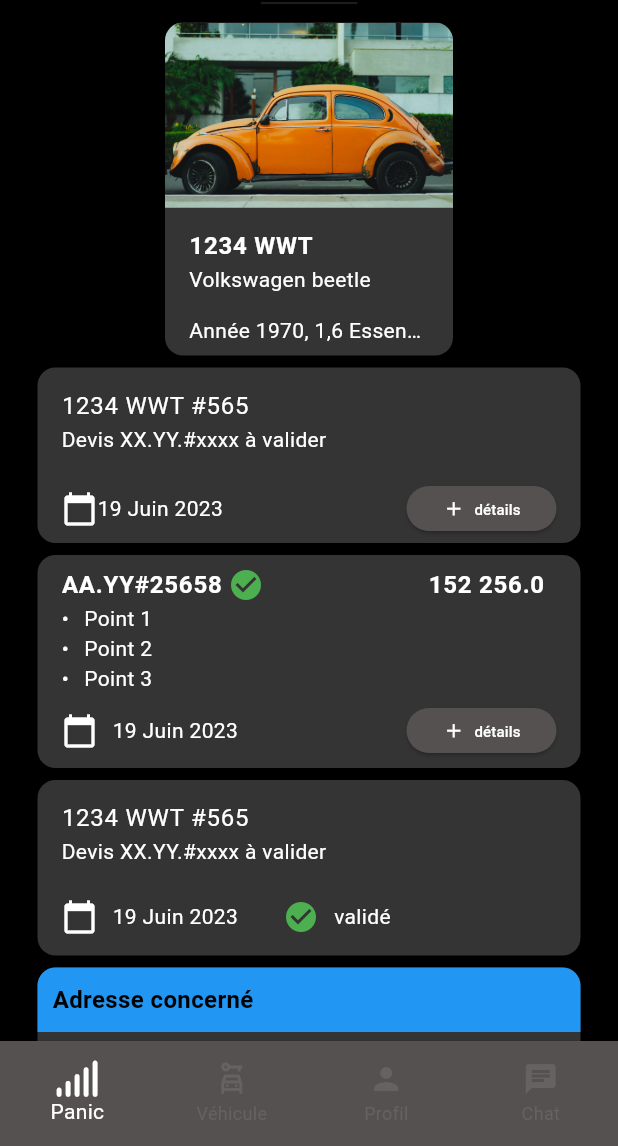
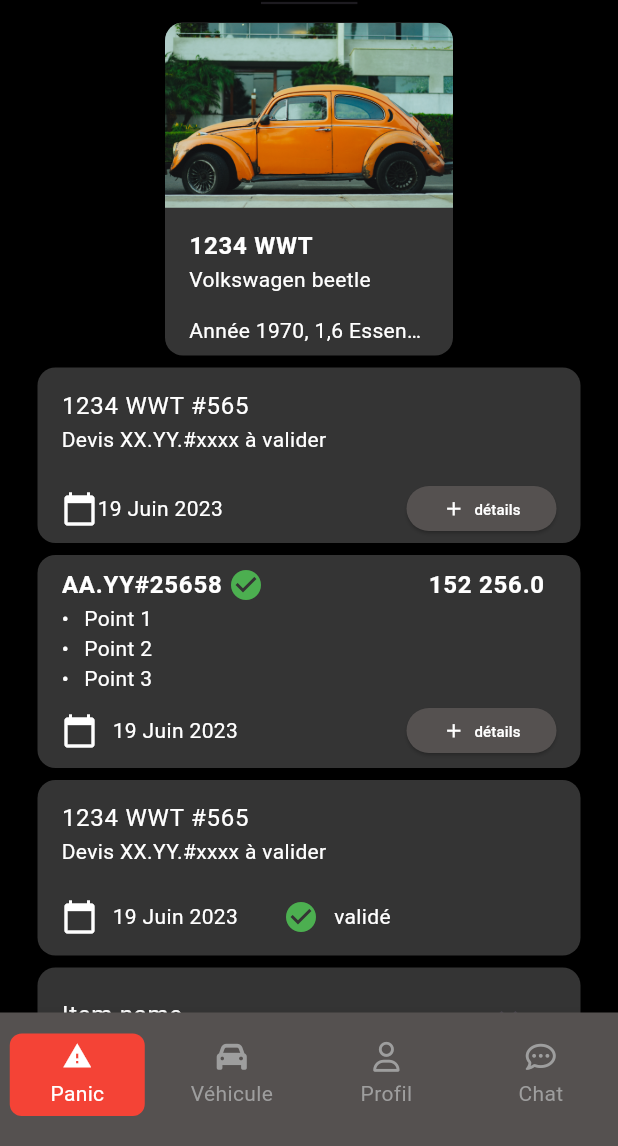
Before and after one commit to Giantmammoth/flutter_component_view, a Flutter app: the screen it shows after launch, scrolled down 576 dp, on a phone screen of 412 x 824 dp, the part 90-1236 px from its top. Run offline on Flutter 3.47's test engine with Material 2 defaults, Android fonts, the phone set to English and light mode, and no system bars; our stand-ins replace font_awesome_flutter.

Commit message:
add bottomAppBar and SAV card

```diff
--- a/lib/presentation/view/Card_view/CardView.dart
+++ b/lib/presentation/view/Card_view/CardView.dart
@@ -3,6 +3,7 @@ import 'package:viseo/presentation/view/common/Card/Contact_card.dart';
 import 'package:viseo/presentation/view/common/Card/Devis_card.dart';
 import 'package:viseo/presentation/view/common/Card/Notif_card.dart';
 import 'package:viseo/presentation/view/common/Card/Rdv_card.dart';
+import 'package:viseo/presentation/view/common/Card/Sav_card.dart';
 import 'package:viseo/presentation/view/common/Card/Vehicule_card.dart';
 
 class CardView extends StatefulWidget {
@@ -40,6 +41,7 @@ class _CardViewState extends State<CardView> {
           NotifCard(title: "1234 WWT #565", descri: "Devis XX.YY.#xxxx à valider", date: "19 Juin 2023"),
           DevisCard(title: "AA.YY#25658", descri: ["Point 1", "Point 2", "Point 3"], date: "19 Juin 2023", price: "152 256.0", status: 'validé',),
           RdvCard(title: "1234 WWT #565", descri: "Devis XX.YY.#xxxx à valider", date: "19 Juin 2023", status: 'validé',),
+          SavCard(title: "Item name", type: "Type de SAV", date: "19 Juin 2023", status: "Finished"),
           ContactCard(
             title: "Adresse concerné", descri: "Service après vente/Pièce,...",
             items: [
--- a/lib/presentation/view/common/BottomBar/BottomAppBar.dart
+++ b/lib/presentation/view/common/BottomBar/BottomAppBar.dart
@@ -1,5 +1,3 @@
-
-
 import 'package:font_awesome_flutter/font_awesome_flutter.dart';
 import 'package:flutter/material.dart';
 
@@ -9,17 +7,15 @@ class BottomNavBar extends StatefulWidget {
   }) : super(key: key);
 
   @override
-  State<BottomNavBar> createState() => _BottoAppBarState();
+  State<BottomNavBar> createState() => _BottomNavBarState();
 }
 
-class _BottoAppBarState extends State<BottomNavBar> {
+class _BottomNavBarState extends State<BottomNavBar> {
   int _currentIndex = 0; // Variable pour suivre l'élément actif
 
   @override
   Widget build(BuildContext context) {
-    return SizedBox(
-      height: 70,
-      child: BottomNavigationBar(
+    return BottomNavigationBar(
           type: BottomNavigationBarType.fixed,
           currentIndex: _currentIndex,
           onTap: (index) {
@@ -30,29 +26,42 @@ class _BottoAppBarState extends State<BottomNavBar> {
           unselectedItemColor: Color.fromARGB(255, 102, 98, 98),
           selectedItemColor: const Color.fromARGB(255, 255, 255, 255),
           backgroundColor: Color(0xFF555150),
-        selectedIconTheme: IconThemeData(
-          color: Colors.white, // Couleur de l'icône de l'élément actif
-          size: 24, // Taille de l'icône de l'élément actif
+          showSelectedLabels: false,
+          showUnselectedLabels: false,
+          items: [
+            buildBottomNavigationBarItem(Icons.warning, "Panic", 0),
+            buildBottomNavigationBarItem(FontAwesomeIcons.car, "Véhicule", 1),
+            buildBottomNavigationBarItem(FontAwesomeIcons.user, "Profil", 2),
+            buildBottomNavigationBarItem(FontAwesomeIcons.commentDots, "Chat", 3),
+          ],
+    );
+  }
+
+  BottomNavigationBarItem buildBottomNavigationBarItem(IconData icon, String label, int index) {
+    return BottomNavigationBarItem(
+      icon: AnimatedContainer(
+          duration: const Duration(milliseconds: 200),
+          width: 90,
+          height: 55,
+          decoration: BoxDecoration(
+            color: _currentIndex == index ? Colors.red : null, // Couleur du rectangle rouge
+            borderRadius: BorderRadius.circular(8),
           ),
-        items: const [
-          BottomNavigationBarItem(
-            icon: FaIcon(FontAwesomeIcons.signal),
-            label: "Panic",
+          child: Column(
+              mainAxisAlignment: MainAxisAlignment.center,
+              crossAxisAlignment: CrossAxisAlignment.center,
+              children: [
+                Icon(
+                  icon,
+                  color: _currentIndex == index ? Colors.white : Colors.grey,
+                  size: 20,// Couleur de l'icône
                 ),
-          BottomNavigationBarItem(
-            icon: Icon(Icons.car_rental_outlined),
-            label: "Véhicule",
+                const SizedBox(height: 5),
+                Text(label, style: TextStyle(color: _currentIndex == index ? Colors.white : Colors.grey),)
+            ],
+            )
         ),
-          BottomNavigationBarItem(
-            icon: Icon(Icons.person),
-            label: "Profil",
-          ),
-          BottomNavigationBarItem(
-            icon: Icon(Icons.chat),
-            label: "Chat",
-          ),
-        ],
-      ),
+    label: label
     );
   }
 }
--- /dev/null
+++ b/lib/presentation/view/common/Card/Sav_card.dart
@@ -0,0 +1,152 @@
+import 'package:flutter/material.dart';
+
+class SavCard extends StatefulWidget {
+  const SavCard({
+    Key? key,
+    required this.title,
+    required this.type,
+    required this.date,
+    required this.status,
+  }) : super(key: key);
+
+  final String title;
+  final String type;
+  final String date;
+  final String status;
+
+  @override
+  State<SavCard> createState() => _SavCardState();
+}
+
+class _SavCardState extends State<SavCard> with TickerProviderStateMixin {
+  bool _isExpanded = false;
+  late AnimationController _rotationController;
+  late Animation<double> _rotationAnimation;
+
+  Icon _getStatus() {
+    if (widget.status == "Finished") {
+      return const Icon(Icons.checklist_rtl_outlined, color: Colors.green);
+    } else if (widget.status == "en cour") {
+      return const Icon(Icons.check_circle_outline, color: Colors.green);
+    }
+    return const Icon(Icons.cancel_outlined, color: Colors.red);
+  }
+
+  void _toggleExpanded() {
+    setState(() {
+      _isExpanded = !_isExpanded;
+      if (_isExpanded) {
+        _rotationController.forward();
+      } else {
+        _rotationController.reverse();
+      }
+    });
+  }
+
+  @override
+  void initState() {
+    super.initState();
+    _rotationController = AnimationController(
+      vsync: this,
+      duration: const Duration(milliseconds: 200),
+    );
+    _rotationAnimation = Tween<double>(begin: 0.0, end: 0.5).animate(
+      CurvedAnimation(
+        parent: _rotationController,
+        curve: Curves.easeInOut,
+      ),
+    );
+  }
+
+  @override
+  void dispose() {
+    _rotationController.dispose();
+    super.dispose();
+  }
+
+  @override
+  Widget build(BuildContext context) {
+    return AnimatedContainer(
+      duration: const Duration(milliseconds: 200),
+      width: 370,
+      height: _isExpanded ? 200 : 125,
+      child: Card(
+        shape: RoundedRectangleBorder(
+          borderRadius: BorderRadius.circular(12.0),
+        ),
+        color: const Color(0xFF343434),
+        child: Column(
+          crossAxisAlignment: CrossAxisAlignment.start,
+          children: [
+            ListTile(
+              title: Row(
+                mainAxisAlignment: MainAxisAlignment.spaceBetween,
+                children: [
+                  Text(
+                    widget.title,
+                    style: const TextStyle(color: Colors.white),
+                  ),
+                  RotationTransition(
+                    turns: _rotationAnimation,
+                    child: IconButton(
+                      onPressed: _toggleExpanded,
+                      icon: Icon(Icons.keyboard_arrow_down_outlined),
+                    ),
+                  ),
+                ],
+              ),
+              subtitle: Text(
+                "Type: ${widget.type}",
+                style: const TextStyle(color: Colors.white),
+              ),
+            ),
+            if (_isExpanded)
+              AnimatedOpacity(
+                opacity: _isExpanded ? 1.0 : 0.0,
+                duration: const Duration(milliseconds: 200),
+                child: Padding(
+                  padding: const EdgeInsets.only(right: 16, left: 16),
+                  child: const Text("Texte supplémentaire"),
+                ),
+              ),
+            Padding(
+              padding: const EdgeInsets.only(right: 16, left: 16),
+              child: Row(
+                mainAxisAlignment: MainAxisAlignment.spaceBetween,
+                children: [
+                  Row(
+                    children: [
+                      const Icon(
+                        Icons.calendar_today,
+                        color: Colors.white,
+                      ),
+                      const SizedBox(width: 10),
+                      Text(
+                        widget.date,
+                        style: const TextStyle(color: Colors.white),
+                      ),
+                    ],
+                  ),
+                  Row(
+                    children: [
+                      Icon(
+                        _getStatus().icon,
+                        color: _getStatus().color,
+                      ),
+                      const SizedBox(width: 10),
+                      Text(
+                        widget.status,
+                        style: const TextStyle(color: Colors.white),
+                      ),
+                    ],
+                  ),
+                ],
+              ),
+            ),
+            const Spacer(), // Ajout du Spacer pour occuper l'espace disponible
+          ],
+        ),
+      ),
+    );
+  }
+}
```
Lines whose indentation alone changed are shown as unchanged.
